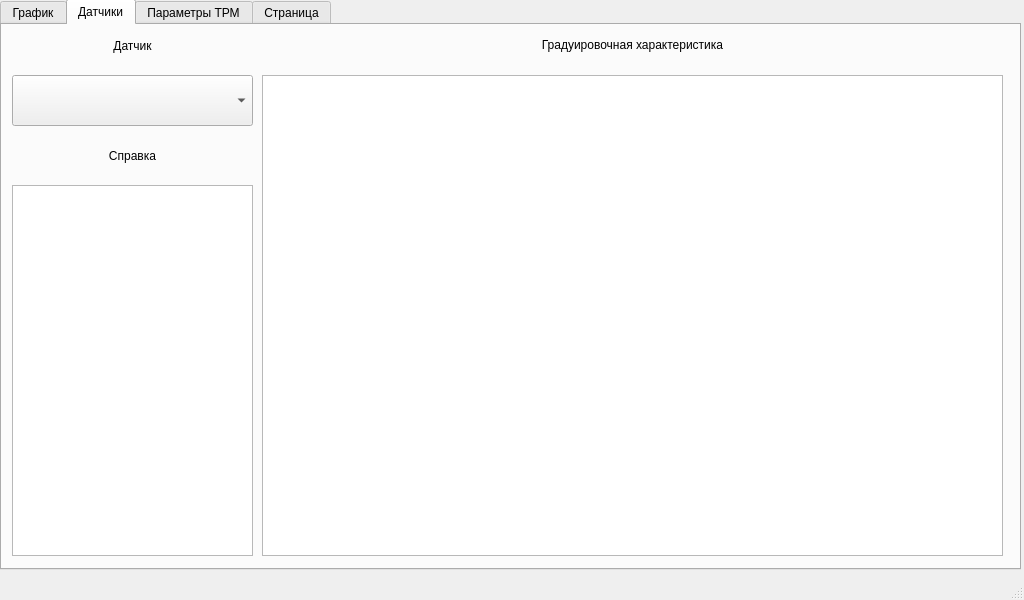
First picture: the form in src/dissertation_gui/main_window.ui, repository Marik28/dissertation, before the edit.
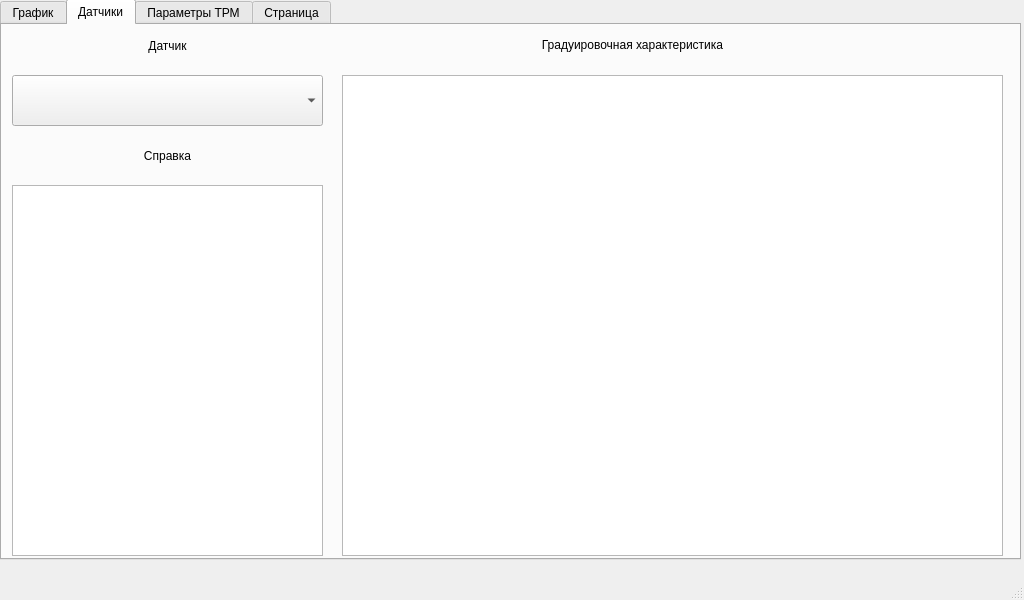
Second picture: the form after the edit. The open tabs and pages were chosen to show the change. Custom widgets are drawn as their Qt base class.

What changed in the file:
```diff
--- a/src/dissertation_gui/main_window.ui
+++ b/src/dissertation_gui/main_window.ui
@@ -20,7 +20,7 @@
       <x>0</x>
       <y>-1</y>
       <width>1021</width>
-      <height>571</height>
+      <height>561</height>
      </rect>
     </property>
     <property name="currentIndex">
@@ -238,7 +238,7 @@
        <rect>
         <x>10</x>
         <y>50</y>
-        <width>241</width>
+        <width>311</width>
         <height>51</height>
        </rect>
       </property>
@@ -248,7 +248,7 @@
        <rect>
         <x>10</x>
         <y>0</y>
-        <width>241</width>
+        <width>311</width>
         <height>41</height>
        </rect>
       </property>
@@ -262,9 +262,9 @@
      <widget class="CharacteristicsTableWidget" name="sensor_characteristics_table">
       <property name="geometry">
        <rect>
-        <x>260</x>
+        <x>340</x>
         <y>50</y>
-        <width>741</width>
+        <width>661</width>
         <height>481</height>
        </rect>
       </property>
@@ -296,7 +296,7 @@
        <rect>
         <x>10</x>
         <y>160</y>
-        <width>241</width>
+        <width>311</width>
         <height>371</height>
        </rect>
       </property>
@@ -315,7 +315,7 @@
        <rect>
         <x>10</x>
         <y>110</y>
-        <width>241</width>
+        <width>311</width>
         <height>41</height>
        </rect>
       </property>
```
